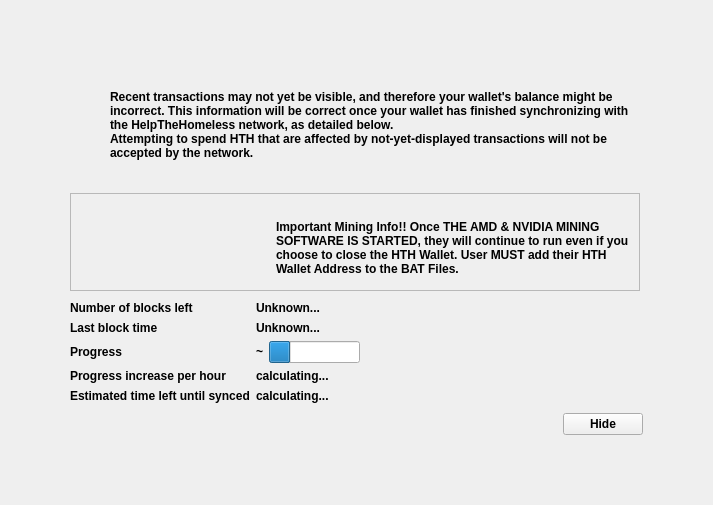
The window that src/qt/forms/modaloverlay.ui (HTHcoin/helpthehomelesscoin) describes before a commit, drawn with Qt 5.
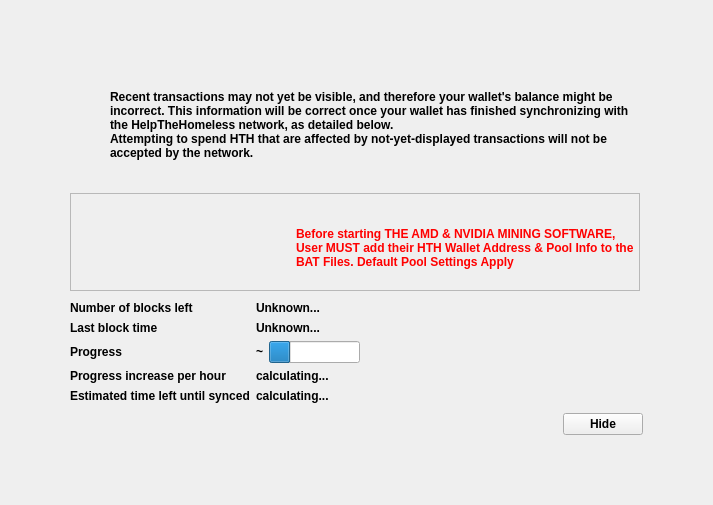
The same window after the commit. Icons and pictures are not drawn. Custom widgets are drawn as their Qt base class.

Patch:
```diff
--- a/src/qt/forms/modaloverlay.ui
+++ b/src/qt/forms/modaloverlay.ui
@@ -264,7 +264,7 @@
                </property>
                <property name="sizeHint" stdset="0">
                 <size>
-                 <width>160</width>
+                 <width>180</width>
                  <height>20</height>
                 </size>
                </property>
@@ -280,8 +280,11 @@
                </property>
                <item>
                 <widget class="QLabel" name="infoText_2">
+                 <property name="styleSheet">
+                  <string notr="true">color: red;</string>
+                 </property>
                  <property name="text">
-                  <string>Important Mining Info!! Once THE AMD &amp; NVIDIA MINING SOFTWARE IS STARTED, they will continue to run even if you choose to close the HTH Wallet.  User MUST add their HTH Wallet Address to the BAT Files. </string>
+                  <string>Before starting THE AMD &amp; NVIDIA MINING SOFTWARE,  User MUST add their HTH Wallet Address &amp; Pool Info to the BAT Files. Default Pool Settings Apply</string>
                  </property>
                  <property name="textFormat">
                   <enum>Qt::RichText</enum>
```
